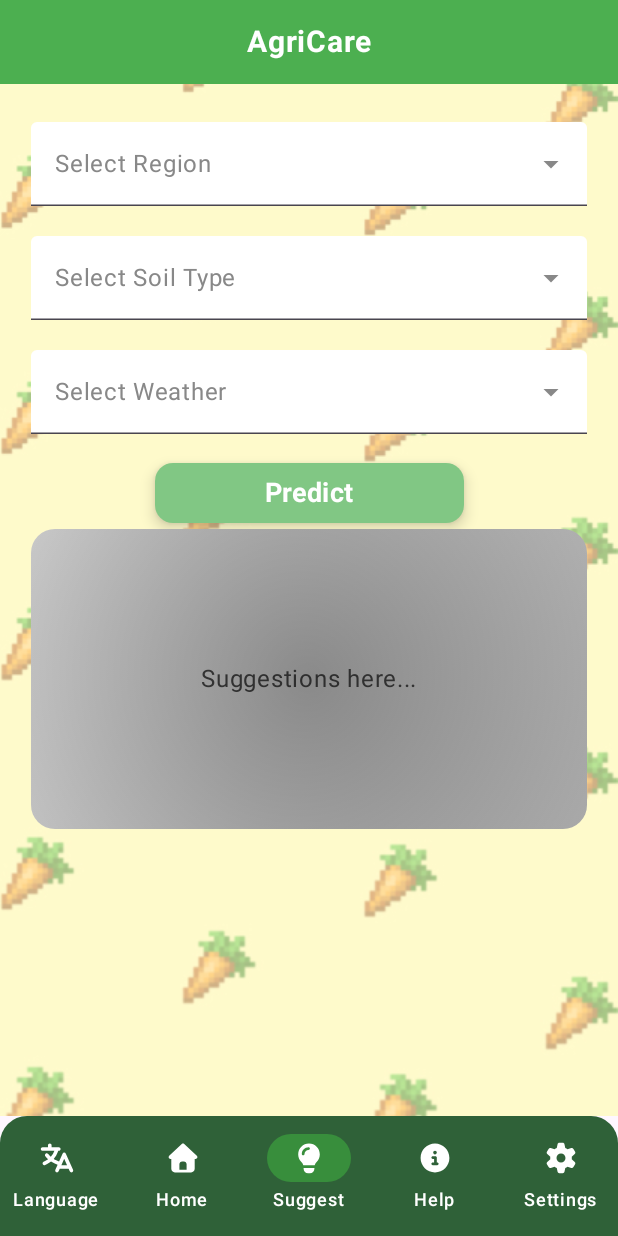
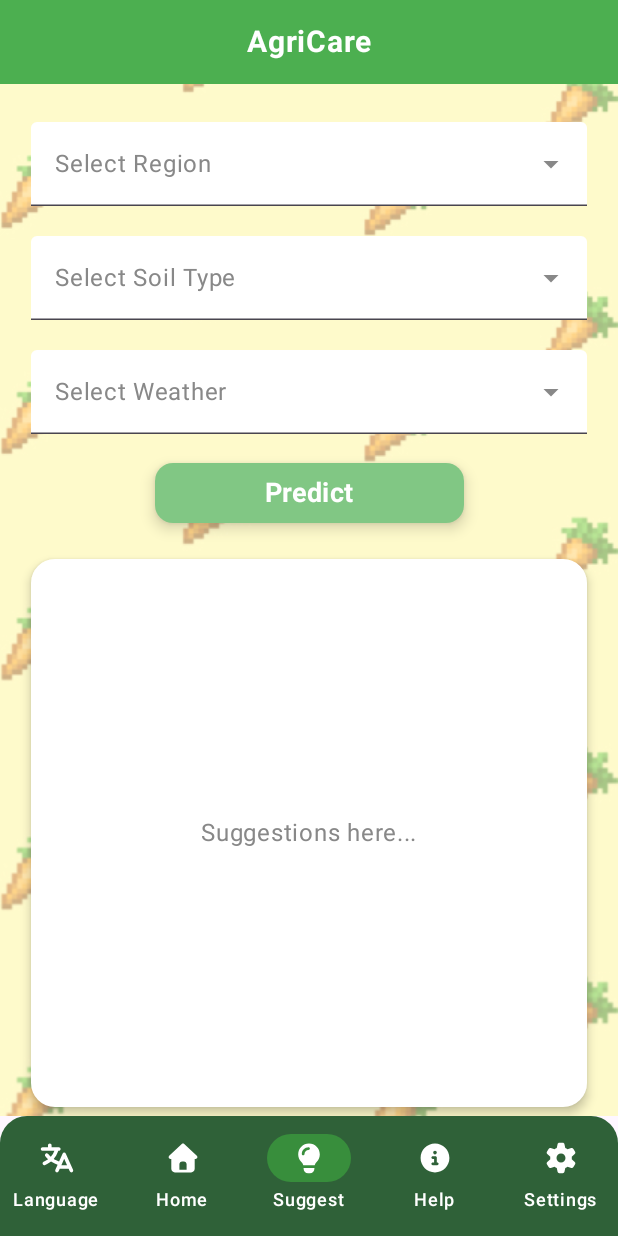
Before and after one commit to ameybhogle12/AgriCare, an Android app built with Jetpack Compose: the @Preview function SuggestionPreview, on a phone screen of 412 x 824 dp. Run offline under Robolectric (Android 15) with nearby library versions, the phone set to English and light mode, and no system bars.

Commit message:
WIP: local changes before pulling

```diff
--- a/app/build.gradle.kts
+++ b/app/build.gradle.kts
@@ -5,7 +5,7 @@ plugins {
 
 android {
     namespace = "amey.bhogle.agricare"
-    compileSdk = 34
+    compileSdk = 35
 
     defaultConfig {
         applicationId = "amey.bhogle.agricare"
@@ -50,6 +50,8 @@ dependencies {
     implementation("androidx.compose.material3:material3")
     implementation("androidx.compose.ui:ui-tooling-preview")
     implementation(libs.androidx.material3)
+    implementation(libs.androidx.ui.geometry)
+    implementation(libs.androidx.foundation.layout)
     debugImplementation("androidx.compose.ui:ui-tooling")
     implementation("androidx.navigation:navigation-compose:2.7.7")
     implementation(libs.androidx.appcompat)
--- a/app/src/main/java/amey/bhogle/agricare/SmartSuggestions.kt
+++ b/app/src/main/java/amey/bhogle/agricare/SmartSuggestions.kt
@@ -3,7 +3,6 @@ package amey.bhogle.agricare
 import androidx.compose.foundation.Image
 import androidx.compose.foundation.background
 import androidx.compose.foundation.layout.Box
-import androidx.compose.foundation.layout.BoxScope
 import androidx.compose.foundation.layout.Column
 import androidx.compose.foundation.layout.Spacer
 import androidx.compose.foundation.layout.fillMaxSize
@@ -32,11 +31,6 @@ import androidx.compose.runtime.remember
 import androidx.compose.runtime.setValue
 import androidx.compose.ui.Alignment
 import androidx.compose.ui.Modifier
-import androidx.compose.ui.draw.clip
-import androidx.compose.ui.draw.drawWithContent
-import androidx.compose.ui.geometry.CornerRadius
-import androidx.compose.ui.graphics.BlendMode
-import androidx.compose.ui.graphics.Brush
 import androidx.compose.ui.graphics.Color
 import androidx.compose.ui.layout.ContentScale
 import androidx.compose.ui.res.painterResource
@@ -256,54 +250,34 @@ fun SmartSuggestions(navController: NavController){
                     )
                 }
 
-                InnerShadowBox(
+                Spacer(modifier = Modifier.height(20.dp))
+                Surface(
                     modifier = Modifier
                         .fillMaxWidth(0.9f)
-                        .height(200.dp)
+                        .height(365.dp),
+                    shape = RoundedCornerShape(16.dp),
+                    tonalElevation = 4.dp,
+                    shadowElevation = 4.dp,
+                    color = Color.White
                 ) {
-                    Text("Suggestions here...", color = Color.DarkGray)
+                    Box(
+                        modifier = Modifier.fillMaxSize()
+                            .padding(12.dp)
+                            .verticalScroll(rememberScrollState()),
+                        contentAlignment = Alignment.Center
+                    ) {
+                        Text(
+                            text = "Suggestions here...",
+                            color = Color.Gray,
+                            fontSize = 16.sp
+                        )
+                    }
                 }
+
             }
         }
     }
 }
-
-//Inner shadow for Suggestion box
-@Composable
-fun InnerShadowBox(
-    modifier: Modifier = Modifier,
-    content: @Composable BoxScope.() -> Unit
-) {
-    Box(
-        modifier = modifier
-            .background(
-                brush = Brush.linearGradient(
-                    colors = listOf(
-                        Color(0xFFE0E0E0), // light gray center
-                        Color(0xFFBDBDBD)  // darker edges
-                    )
-                ),
-                shape = RoundedCornerShape(16.dp)
-            )
-            .drawWithContent {
-                drawContent()
-                drawRoundRect(
-                    brush = Brush.radialGradient(
-                        colors = listOf(Color(0x55000000), Color.Transparent),
-                        center = center,
-                        radius = size.maxDimension / 1.2f
-                    ),
-                    cornerRadius = CornerRadius(16.dp.toPx(), 16.dp.toPx()),
-                    blendMode = BlendMode.Multiply // darkens only edges
-                )
-            }
-            .padding(16.dp),
-        contentAlignment = Alignment.Center
-    ) {
-        content()
-    }
-}
-
 
 
 @Preview(showBackground = true)
--- a/gradle/libs.versions.toml
+++ b/gradle/libs.versions.toml
@@ -10,6 +10,8 @@ material = "1.12.0"
 activity = "1.9.3"
 constraintlayout = "2.2.0"
 material3 = "1.3.2"
+uiGeometry = "1.9.1"
+foundationLayout = "1.9.2"
 
 [libraries]
 androidx-core-ktx = { group = "androidx.core", name = "core-ktx", version.ref = "coreKtx" }
@@ -21,6 +23,8 @@ material = { group = "com.google.android.material", name = "material", version.r
 androidx-activity = { group = "androidx.activity", name = "activity", version.ref = "activity" }
 androidx-constraintlayout = { group = "androidx.constraintlayout", name = "constraintlayout", version.ref = "constraintlayout" }
 androidx-material3 = { group = "androidx.compose.material3", name = "material3", version.ref = "material3" }
+androidx-ui-geometry = { group = "androidx.compose.ui", name = "ui-geometry", version.ref = "uiGeometry" }
+androidx-foundation-layout = { group = "androidx.compose.foundation", name = "foundation-layout", version.ref = "foundationLayout" }
 
 [plugins]
 android-application = { id = "com.android.application", version.ref = "agp" }
```
Also changed, not shown: app/src/main/java/amey/bhogle/agricare/MainActivity.kt (+33 -5 lines).
